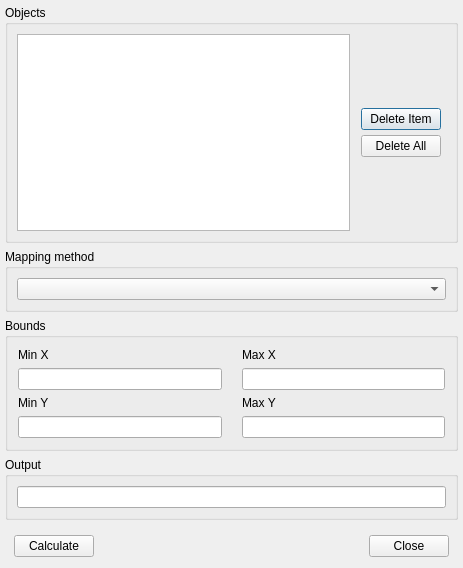
Qt form spliner_dialog.ui (paceholder/geoix) before a commit.
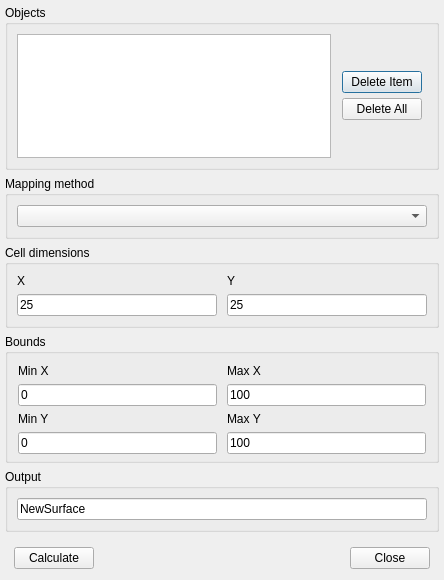
The same form after that commit.

Patch:
```diff
--- a/spliner_dialog.ui
+++ b/spliner_dialog.ui
@@ -6,8 +6,8 @@
    <rect>
     <x>0</x>
     <y>0</y>
-    <width>463</width>
-    <height>568</height>
+    <width>444</width>
+    <height>580</height>
    </rect>
   </property>
   <property name="windowTitle">
@@ -102,23 +102,89 @@
        </layout>
       </widget>
      </item>
+     <item>
+      <widget class="QGroupBox" name="groupBox">
+       <property name="title">
+        <string>Cell dimensions</string>
+       </property>
+       <layout class="QGridLayout" name="gridLayout">
+        <property name="horizontalSpacing">
+         <number>10</number>
+        </property>
+        <property name="verticalSpacing">
+         <number>6</number>
+        </property>
+        <item row="1" column="0">
+         <widget class="QLineEdit" name="lineX">
+          <property name="text">
+           <string>25</string>
+          </property>
+         </widget>
+        </item>
+        <item row="1" column="1">
+         <widget class="QLineEdit" name="lineY">
+          <property name="text">
+           <string>25</string>
+          </property>
+         </widget>
+        </item>
+        <item row="0" column="0">
+         <widget class="QLabel" name="label">
+          <property name="text">
+           <string>X</string>
+          </property>
+          <property name="buddy">
+           <cstring>lineX</cstring>
+          </property>
+         </widget>
+        </item>
+        <item row="0" column="1">
+         <widget class="QLabel" name="label_2">
+          <property name="text">
+           <string>Y</string>
+          </property>
+          <property name="buddy">
+           <cstring>lineY</cstring>
+          </property>
+         </widget>
+        </item>
+       </layout>
+      </widget>
+     </item>
      <item>
       <widget class="QGroupBox" name="groupBox_2">
        <property name="title">
         <string>Bounds</string>
        </property>
        <layout class="QGridLayout" name="gridLayout_2">
+        <property name="leftMargin">
+         <number>10</number>
+        </property>
+        <property name="topMargin">
+         <number>10</number>
+        </property>
+        <property name="rightMargin">
+         <number>10</number>
+        </property>
+        <property name="bottomMargin">
+         <number>6</number>
+        </property>
         <property name="horizontalSpacing">
-         <number>20</number>
-        </property>
-        <property name="margin">
          <number>10</number>
         </property>
         <item row="2" column="0">
-         <widget class="QLineEdit" name="lineEdit_2"/>
+         <widget class="QLineEdit" name="lineMinX">
+          <property name="text">
+           <string>0</string>
+          </property>
+         </widget>
         </item>
         <item row="2" column="1">
-         <widget class="QLineEdit" name="lineEdit"/>
+         <widget class="QLineEdit" name="lineMaxX">
+          <property name="text">
+           <string>100</string>
+          </property>
+         </widget>
         </item>
         <item row="1" column="0">
          <widget class="QLabel" name="lblMinX">
@@ -149,10 +215,18 @@
          </widget>
         </item>
         <item row="4" column="0">
-         <widget class="QLineEdit" name="lineEdit_3"/>
+         <widget class="QLineEdit" name="lineMinY">
+          <property name="text">
+           <string>0</string>
+          </property>
+         </widget>
         </item>
         <item row="4" column="1">
-         <widget class="QLineEdit" name="lineEdit_4"/>
+         <widget class="QLineEdit" name="lineMaxY">
+          <property name="text">
+           <string>100</string>
+          </property>
+         </widget>
         </item>
        </layout>
       </widget>
@@ -164,7 +238,11 @@
        </property>
        <layout class="QVBoxLayout" name="verticalLayout_5">
         <item>
-         <widget class="QLineEdit" name="lineEdit_5"/>
+         <widget class="QLineEdit" name="lineEdit_5">
+          <property name="text">
+           <string>NewSurface</string>
+          </property>
+         </widget>
         </item>
        </layout>
       </widget>
```
Left out of the diff: 26 changed lines with no effect on the pictures.
